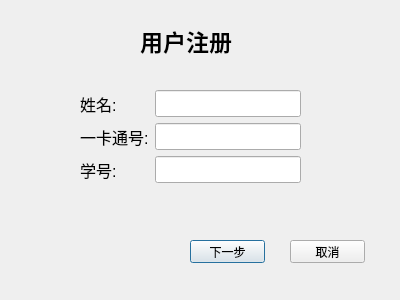
First picture: the form in Client/Dingpiao/dingpiaoxitong/registration.ui, repository ticketgroup/qichedinggpiao, before the edit.
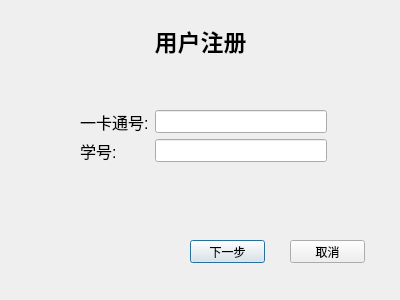
Second picture: the form after the edit.

The edit to the form file:
```diff
--- a/Client/Dingpiao/dingpiaoxitong/registration.ui
+++ b/Client/Dingpiao/dingpiaoxitong/registration.ui
@@ -16,9 +16,9 @@
   <widget class="QLabel" name="label">
    <property name="geometry">
     <rect>
-     <x>140</x>
+     <x>0</x>
      <y>20</y>
-     <width>111</width>
+     <width>401</width>
      <height>41</height>
     </rect>
    </property>
@@ -32,14 +32,17 @@
    <property name="text">
     <string>用户注册</string>
    </property>
+   <property name="alignment">
+    <set>Qt::AlignCenter</set>
+   </property>
   </widget>
   <widget class="QWidget" name="formLayoutWidget">
    <property name="geometry">
     <rect>
      <x>80</x>
-     <y>90</y>
-     <width>221</width>
-     <height>101</height>
+     <y>110</y>
+     <width>247</width>
+     <height>52</height>
     </rect>
    </property>
    <property name="font">
@@ -49,27 +52,18 @@
    </property>
    <layout class="QFormLayout" name="formLayout">
     <item row="0" column="0">
-     <widget class="QLabel" name="Label">
+     <widget class="QLabel" name="Label_2">
       <property name="font">
        <font>
         <pointsize>12</pointsize>
        </font>
       </property>
       <property name="text">
-       <string>姓名:</string>
+       <string>一卡通号:</string>
       </property>
      </widget>
     </item>
     <item row="0" column="1">
-     <widget class="QLineEdit" name="LineEdit">
-      <property name="font">
-       <font>
-        <pointsize>12</pointsize>
-       </font>
-      </property>
-     </widget>
-    </item>
-    <item row="1" column="1">
      <widget class="QLineEdit" name="LineEdit_2">
       <property name="font">
        <font>
@@ -78,7 +72,7 @@
       </property>
      </widget>
     </item>
-    <item row="2" column="0">
+    <item row="1" column="0">
      <widget class="QLabel" name="Label_3">
       <property name="font">
        <font>
@@ -90,7 +84,7 @@
       </property>
      </widget>
     </item>
-    <item row="2" column="1">
+    <item row="1" column="1">
      <widget class="QLineEdit" name="LineEdit_3">
       <property name="font">
        <font>
@@ -99,18 +93,6 @@
       </property>
      </widget>
     </item>
-    <item row="1" column="0">
-     <widget class="QLabel" name="Label_2">
-      <property name="font">
-       <font>
-        <pointsize>12</pointsize>
-       </font>
-      </property>
-      <property name="text">
-       <string>一卡通号:</string>
-      </property>
-     </widget>
-    </item>
    </layout>
   </widget>
   <widget class="QPushButton" name="pushButton">
```
